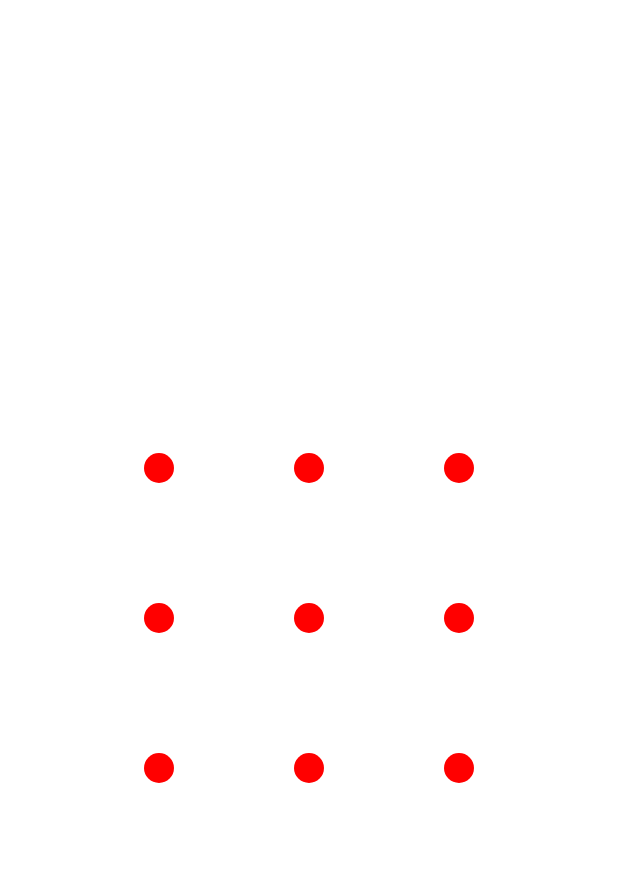
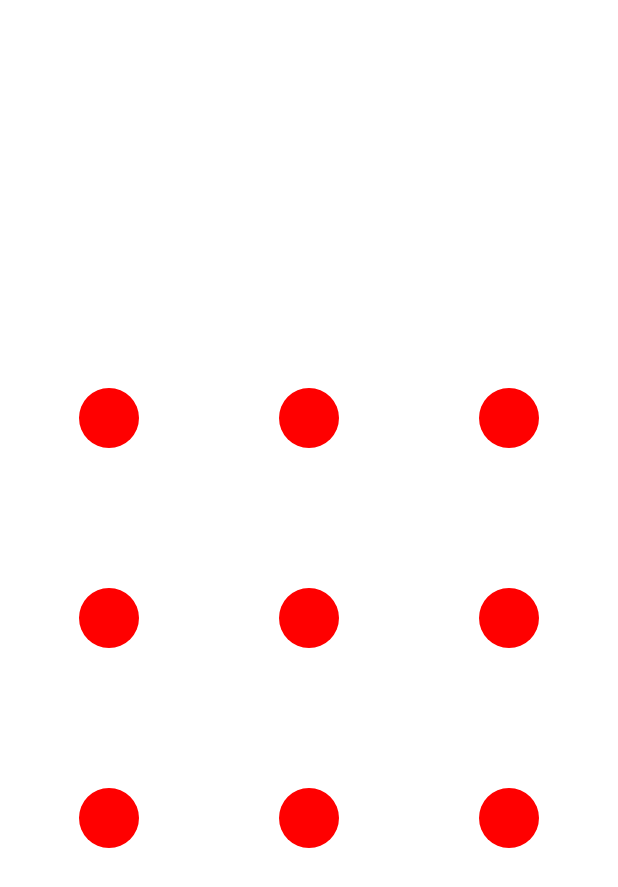
Before and after one commit to squart300kg/PatternLockScreen, an Android app built with Jetpack Compose: the screen it shows after launch (MainActivity), on a phone screen of 412 x 824 dp. Shown: the top 887 px of the screen. Run offline under Robolectric (Android 15) with nearby library versions, the phone set to English and light mode, and no system bars.

Commit message:
dot 크기 설정 코드 작성

```diff
--- a/app/src/main/java/com/example/patternscreensampleprojectr/MainActivity.kt
+++ b/app/src/main/java/com/example/patternscreensampleprojectr/MainActivity.kt
@@ -27,7 +27,8 @@ class MainActivity : ComponentActivity() {
                     Column {
                         Spacer(modifier = Modifier.weight(1f))
                         BasePatternScreen(
-                            modifier = Modifier.size(300.dp),
+                            modifier = Modifier.size(400.dp),
+                            dotSize = 20.dp,
                             lineColor = Color.Cyan,
                             unselectedDotColor = Color.Red,
                             selectedDotColor = Color.Blue,
--- a/pattern/src/main/java/com/example/pattern/BasePatternScreen.kt
+++ b/pattern/src/main/java/com/example/pattern/BasePatternScreen.kt
@@ -19,15 +19,15 @@ import androidx.compose.ui.graphics.Color
 import androidx.compose.ui.input.pointer.pointerInteropFilter
 import androidx.compose.ui.platform.LocalContext
 import androidx.compose.ui.res.colorResource
+import androidx.compose.ui.unit.Dp
 import androidx.compose.ui.unit.dp
 import kotlin.math.abs
 
 private typealias RowDotOffsets = MutableList<Offset>
 private typealias LineOffset = Pair<Offset, Offset>
 data class BasePatternDrawingUiState(
-    val threeByThreeDotOffsets: MutableList<RowDotOffsets> = MutableList(DOT_SIZE) { MutableList(
-        DOT_SIZE
-    ) { Offset.Zero} },
+    val threeByThreeDotOffsets: MutableList<RowDotOffsets> =
+        MutableList(DOT_SIZE) { MutableList(DOT_SIZE) { Offset.Zero} },
     val lineOffsets: MutableList<LineOffset> = mutableListOf(),
     val latestSelectedDotOffset: Offset = Offset.Zero,
     val draggingOffset: Offset = Offset.Zero,
@@ -48,10 +48,10 @@ data class BasePatternDrawingUiState(
         }
 
     companion object {
-        val DOT_RADIUS = 10.dp
-        const val DOT_SIZE = 3
-        const val LINE_STROKE_WIDTH = 9f
-        const val VIBRATOR_MILLS = 20L
+//        internal val DOT_RADIUS = 10.dp
+        internal const val DOT_SIZE = 3
+        internal const val LINE_STROKE_WIDTH = 9f
+        internal const val VIBRATOR_MILLS = 20L
     }
 }
 
@@ -60,6 +60,7 @@ data class BasePatternDrawingUiState(
 fun ColumnScope.BasePatternScreen(
     modifier: Modifier = Modifier,
     context: Context = LocalContext.current,
+    dotSize: Dp = 10.dp,
     selectedDotColor: Color = colorResource(id = R.color.selected_dot),
     unselectedDotColor: Color = colorResource(id = R.color.unselected_dot),
     lineColor: Color = colorResource(id = R.color.line),
@@ -84,8 +85,7 @@ fun ColumnScope.BasePatternScreen(
 
                             repeat(BasePatternDrawingUiState.DOT_SIZE) { rowIndex ->
                                 repeat(BasePatternDrawingUiState.DOT_SIZE) { colIndex ->
-                                    val dotOffset =
-                                        uiState.threeByThreeDotOffsets[rowIndex][colIndex]
+                                    val dotOffset = uiState.threeByThreeDotOffsets[rowIndex][colIndex]
                                     if (firstTabOffset.is80DpCloserThan(dotOffset)) {
 
                                         CommonUtil.vibrate(
@@ -242,7 +242,7 @@ fun ColumnScope.BasePatternScreen(
                             selectedDotColor = selectedDotColor,
                             unselectedDotColor = unselectedDotColor),
                         center = colPosition,
-                        radius = BasePatternDrawingUiState.DOT_RADIUS.toPx()
+                        radius = dotSize.toPx()
                     )
 
                     rowDotPositions.add(
@@ -268,9 +268,12 @@ fun ColumnScope.BasePatternScreen(
         })
 }
 
-private fun Offset.is80DpCloserThan(target: Offset): Boolean =
-    abs(this.x - target.x).dp <= BasePatternDrawingUiState.DOT_RADIUS * 8 &&
-            abs(this.y - target.y).dp <= BasePatternDrawingUiState.DOT_RADIUS * 8
+private fun Offset.is80DpCloserThan(target: Offset): Boolean {
+    val barrierDot = 10.dp
+    return abs(this.x - target.x).dp <= barrierDot * 8 &&
+           abs(this.y - target.y).dp <= barrierDot * 8
+}
+
 
 private fun drawDotAndLine(
     currentUiState: BasePatternDrawingUiState,
```
